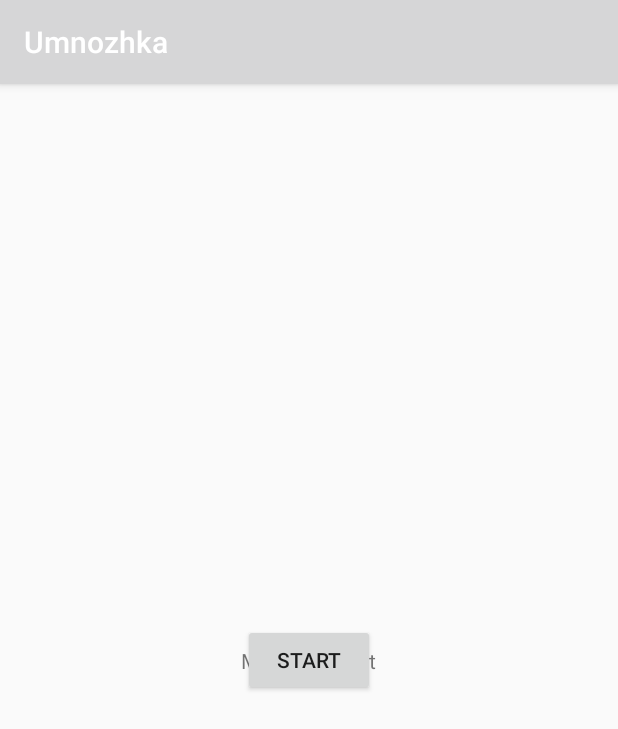
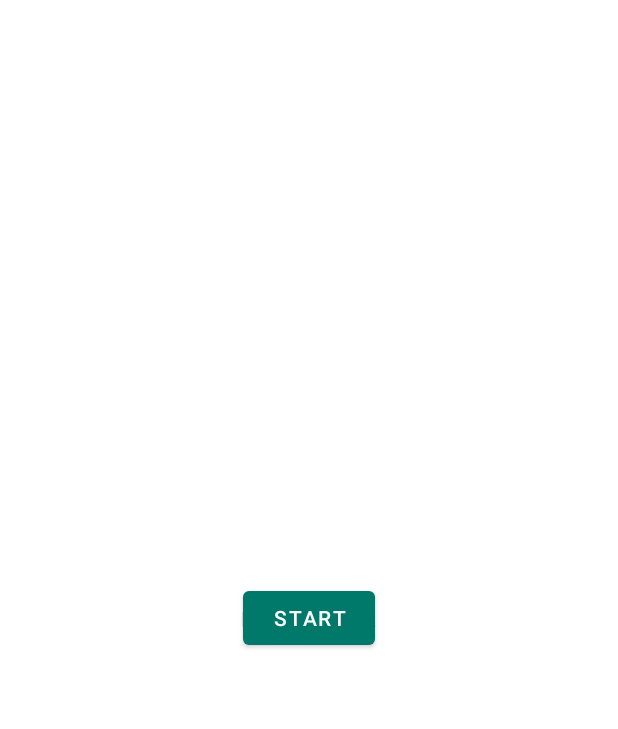
Before and after one commit to ods/Umnozhka, an Android app: the screen it shows after launch (MainActivity), on a phone screen of 412 x 824 dp. Shown: the top 729 px of the screen. Run offline under Robolectric (Android 15) with nearby library versions, the light colour scheme and no system bars.

Commit message:
Use material styles

```diff
--- a/app/build.gradle
+++ b/app/build.gradle
@@ -25,12 +25,13 @@ android {
 
 dependencies {
     implementation fileTree(dir: 'libs', include: ['*.jar'])
-    implementation"org.jetbrains.kotlin:kotlin-stdlib-jdk7:$kotlin_version"
+    implementation "org.jetbrains.kotlin:kotlin-stdlib-jdk7:$kotlin_version"
     implementation 'androidx.appcompat:appcompat:1.0.2'
     implementation 'androidx.core:core-ktx:1.0.2'
     implementation 'androidx.constraintlayout:constraintlayout:1.1.3'
     implementation 'androidx.lifecycle:lifecycle-extensions:2.0.0'
     implementation 'androidx.lifecycle:lifecycle-viewmodel-ktx:2.0.0'
+    implementation 'com.google.android.material:material:1.1.0'
     testImplementation 'junit:junit:4.12'
     androidTestImplementation 'androidx.test.ext:junit:1.1.0'
     androidTestImplementation 'androidx.test.espresso:espresso-core:3.1.1'
--- a/app/src/main/res/values/styles.xml
+++ b/app/src/main/res/values/styles.xml
@@ -1,11 +1,15 @@
 <resources>
 
     <!-- Base application theme. -->
-    <style name="AppTheme" parent="Theme.AppCompat.Light.DarkActionBar">
+    <style name="AppTheme" parent="Theme.MaterialComponents.Light.NoActionBar">
         <!-- Customize your theme here. -->
-        <item name="colorPrimary">@color/colorPrimary</item>
-        <item name="colorPrimaryDark">@color/colorPrimaryDark</item>
-        <item name="colorAccent">@color/colorAccent</item>
+        <item name="colorPrimary">@color/primaryColor</item>
+        <item name="colorPrimaryDark">@color/primaryDarkColor</item>
+        <item name="colorPrimaryVariant">@color/primaryLightColor</item>
+        <item name="colorOnPrimary">@color/primaryTextColor</item>
+        <item name="colorSecondary">@color/secondaryColor</item>
+        <item name="colorSecondaryVariant">@color/secondaryDarkColor</item>
+        <item name="colorOnSecondary">@color/secondaryTextColor</item>
     </style>
 
 </resources>
```
